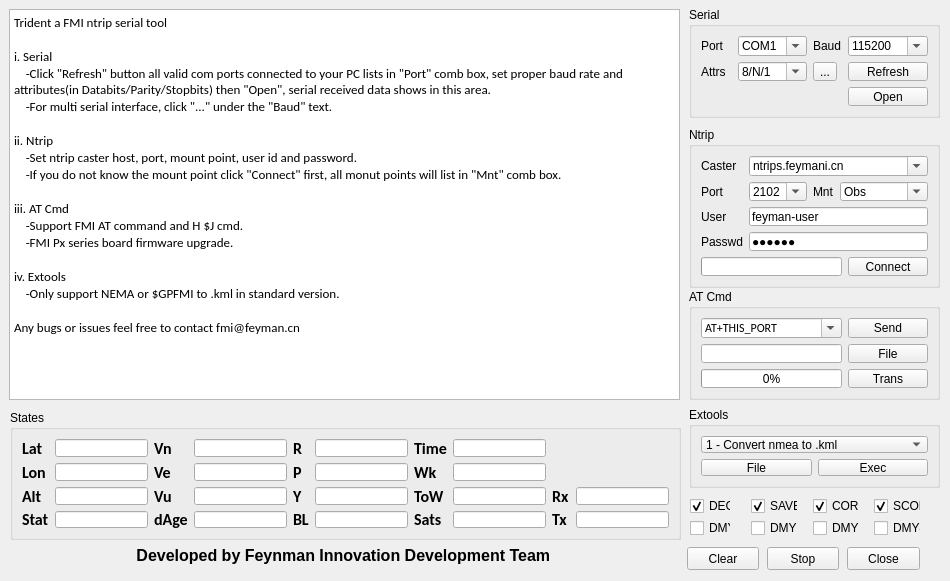
Above: gui/form.ui from linlintaotao/trident3.0 before the change. Below: the same form after it.
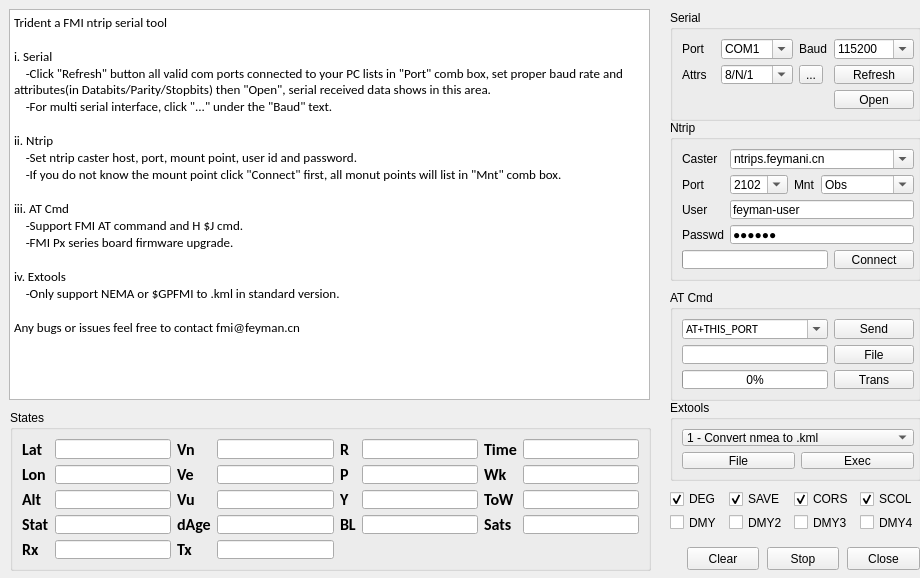
That is the form after the change.

Commit message: update text style by lt

```diff
--- a/gui/form.ui
+++ b/gui/form.ui
@@ -6,8 +6,8 @@
    <rect>
     <x>0</x>
     <y>0</y>
-    <width>950</width>
-    <height>581</height>
+    <width>920</width>
+    <height>578</height>
    </rect>
   </property>
   <property name="focusPolicy">
@@ -21,7 +21,7 @@
     <rect>
      <x>9</x>
      <y>9</y>
-     <width>671</width>
+     <width>641</width>
      <height>391</height>
     </rect>
    </property>
@@ -68,8 +68,8 @@
   <widget class="QGroupBox" name="Serial">
    <property name="geometry">
     <rect>
-     <x>689</x>
-     <y>7</y>
+     <x>670</x>
+     <y>10</y>
      <width>251</width>
      <height>111</height>
     </rect>
@@ -78,6 +78,9 @@
     <string>Serial</string>
    </property>
    <layout class="QGridLayout" name="gridLayout_4">
+    <property name="rightMargin">
+     <number>4</number>
+    </property>
     <item row="1" column="3">
      <widget class="QToolButton" name="toolButton">
       <property name="toolTip">
@@ -232,8 +235,8 @@
   <widget class="QGroupBox" name="Ntrip">
    <property name="geometry">
     <rect>
-     <x>689</x>
-     <y>127</y>
+     <x>670</x>
+     <y>120</y>
      <width>251</width>
      <height>161</height>
     </rect>
@@ -242,6 +245,9 @@
     <string>Ntrip</string>
    </property>
    <layout class="QGridLayout" name="gridLayout_2">
+    <property name="rightMargin">
+     <number>4</number>
+    </property>
     <item row="1" column="3" colspan="2">
      <widget class="QComboBox" name="comboBox_mount">
       <property name="toolTip">
@@ -423,8 +429,8 @@
   <widget class="QGroupBox" name="ATCmd">
    <property name="geometry">
     <rect>
-     <x>689</x>
-     <y>289</y>
+     <x>670</x>
+     <y>290</y>
      <width>251</width>
      <height>111</height>
     </rect>
@@ -433,6 +439,9 @@
     <string>AT Cmd</string>
    </property>
    <layout class="QGridLayout" name="gridLayout_3">
+    <property name="rightMargin">
+     <number>4</number>
+    </property>
     <item row="0" column="0">
      <widget class="QComboBox" name="cbatcmd">
       <property name="font">
@@ -671,31 +680,22 @@
     <rect>
      <x>10</x>
      <y>410</y>
-     <width>671</width>
-     <height>130</height>
+     <width>641</width>
+     <height>161</height>
     </rect>
    </property>
    <property name="title">
     <string>States</string>
    </property>
    <layout class="QGridLayout" name="gridLayout">
-    <item row="3" column="0">
-     <widget class="QLabel" name="label_16">
-      <property name="font">
-       <font>
-        <family>Calibri</family>
-        <pointsize>12</pointsize>
-        <weight>75</weight>
-        <bold>true</bold>
-       </font>
+    <item row="3" column="2">
+     <widget class="QLineEdit" name="lineEdit_solstat">
+      <property name="toolTip">
+       <string>solution state</string>
       </property>
-      <property name="text">
-       <string>Stat</string>
+      <property name="layoutDirection">
+       <enum>Qt::RightToLeft</enum>
       </property>
-     </widget>
-    </item>
-    <item row="2" column="3">
-     <widget class="QLineEdit" name="lineEdit_vu">
       <property name="alignment">
        <set>Qt::AlignRight|Qt::AlignTrailing|Qt::AlignVCenter</set>
       </property>
@@ -704,8 +704,8 @@
       </property>
      </widget>
     </item>
-    <item row="1" column="6">
-     <widget class="QLabel" name="label_2">
+    <item row="1" column="3">
+     <widget class="QLabel" name="label_11">
       <property name="font">
        <font>
         <family>Calibri</family>
@@ -715,11 +715,71 @@
        </font>
       </property>
       <property name="text">
-       <string>Wk</string>
+       <string>Ve</string>
       </property>
      </widget>
     </item>
-    <item row="3" column="6">
+    <item row="2" column="5">
+     <widget class="QLabel" name="label_9">
+      <property name="font">
+       <font>
+        <family>Calibri</family>
+        <pointsize>12</pointsize>
+        <weight>75</weight>
+        <bold>true</bold>
+       </font>
+      </property>
+      <property name="text">
+       <string>Y</string>
+      </property>
+     </widget>
+    </item>
+    <item row="1" column="0">
+     <widget class="QLabel" name="label_10">
+      <property name="font">
+       <font>
+        <family>Calibri</family>
+        <pointsize>12</pointsize>
+        <weight>75</weight>
+        <bold>true</bold>
+       </font>
+      </property>
+      <property name="text">
+       <string>Lon</string>
+      </property>
+     </widget>
+    </item>
+    <item row="2" column="7">
+     <widget class="QLabel" name="label_3">
+      <property name="font">
+       <font>
+        <family>Calibri</family>
+        <pointsize>12</pointsize>
+        <weight>75</weight>
+        <bold>true</bold>
+       </font>
+      </property>
+      <property name="text">
+       <string>ToW</string>
+      </property>
+     </widget>
+    </item>
+    <item row="4" column="0">
+     <widget class="QLabel" name="label_srx">
+      <property name="font">
+       <font>
+        <family>Calibri</family>
+        <pointsize>12</pointsize>
+        <weight>75</weight>
+        <bold>true</bold>
+       </font>
+      </property>
+      <property name="text">
+       <string>Rx</string>
+      </property>
+     </widget>
+    </item>
+    <item row="3" column="7">
      <widget class="QLabel" name="label_4">
       <property name="font">
        <font>
@@ -735,20 +795,7 @@
      </widget>
     </item>
     <item row="1" column="5">
-     <widget class="QLineEdit" name="lineEdit_pitch">
-      <property name="toolTip">
-       <string>pitch in deg</string>
-      </property>
-      <property name="alignment">
-       <set>Qt::AlignRight|Qt::AlignTrailing|Qt::AlignVCenter</set>
-      </property>
-      <property name="readOnly">
-       <bool>true</bool>
-      </property>
-     </widget>
-    </item>
-    <item row="0" column="2">
-     <widget class="QLabel" name="label_14">
+     <widget class="QLabel" name="label_12">
       <property name="font">
        <font>
         <family>Calibri</family>
@@ -758,24 +805,18 @@
        </font>
       </property>
       <property name="text">
-       <string>Vn</string>
+       <string>P</string>
       </property>
      </widget>
     </item>
-    <item row="1" column="1">
-     <widget class="QLineEdit" name="lineEdit_rovlon">
-      <property name="layoutDirection">
-       <enum>Qt::RightToLeft</enum>
-      </property>
-      <property name="alignment">
-       <set>Qt::AlignRight|Qt::AlignTrailing|Qt::AlignVCenter</set>
-      </property>
+    <item row="2" column="8">
+     <widget class="QLineEdit" name="lineEdit_sow">
       <property name="readOnly">
        <bool>true</bool>
       </property>
      </widget>
     </item>
-    <item row="0" column="4">
+    <item row="0" column="5">
      <widget class="QLabel" name="label_15">
       <property name="font">
        <font>
@@ -790,21 +831,8 @@
       </property>
      </widget>
     </item>
-    <item row="0" column="5">
-     <widget class="QLineEdit" name="lineEdit_roll">
-      <property name="toolTip">
-       <string>roll in deg</string>
-      </property>
-      <property name="alignment">
-       <set>Qt::AlignRight|Qt::AlignTrailing|Qt::AlignVCenter</set>
-      </property>
-      <property name="readOnly">
-       <bool>true</bool>
-      </property>
-     </widget>
-    </item>
-    <item row="3" column="4">
-     <widget class="QLabel" name="label_18">
+    <item row="1" column="7">
+     <widget class="QLabel" name="label_2">
       <property name="font">
        <font>
         <family>Calibri</family>
@@ -814,63 +842,11 @@
        </font>
       </property>
       <property name="text">
-       <string>BL</string>
-      </property>
-     </widget>
-    </item>
-    <item row="2" column="7">
-     <widget class="QLineEdit" name="lineEdit_sow">
-      <property name="readOnly">
-       <bool>true</bool>
-      </property>
-     </widget>
-    </item>
-    <item row="3" column="9">
-     <widget class="QLineEdit" name="lineEdit_srx">
-      <property name="autoFillBackground">
-       <bool>false</bool>
-      </property>
-      <property name="readOnly">
-       <bool>true</bool>
+       <string>Wk</string>
       </property>
      </widget>
     </item>
     <item row="0" column="7">
-     <widget class="QLineEdit" name="lineEdit_time">
-      <property name="readOnly">
-       <bool>true</bool>
-      </property>
-     </widget>
-    </item>
-    <item row="1" column="0">
-     <widget class="QLabel" name="label_10">
-      <property name="font">
-       <font>
-        <family>Calibri</family>
-        <pointsize>12</pointsize>
-        <weight>75</weight>
-        <bold>true</bold>
-       </font>
-      </property>
-      <property name="text">
-       <string>Lon</string>
-      </property>
-     </widget>
-    </item>
-    <item row="2" column="5">
-     <widget class="QLineEdit" name="lineEdit_yaw">
-      <property name="toolTip">
-       <string>yaw(heading) in deg</string>
-      </property>
-      <property name="alignment">
-       <set>Qt::AlignRight|Qt::AlignTrailing|Qt::AlignVCenter</set>
-      </property>
-      <property name="readOnly">
-       <bool>true</bool>
-      </property>
-     </widget>
-    </item>
-    <item row="0" column="6">
      <widget class="QLabel" name="label">
       <property name="font">
        <font>
@@ -885,8 +861,11 @@
       </property>
      </widget>
     </item>
-    <item row="0" column="3">
-     <widget class="QLineEdit" name="lineEdit_vn">
+    <item row="1" column="2">
+     <widget class="QLineEdit" name="lineEdit_rovlon">
+      <property name="layoutDirection">
+       <enum>Qt::RightToLeft</enum>
+      </property>
       <property name="alignment">
        <set>Qt::AlignRight|Qt::AlignTrailing|Qt::AlignVCenter</set>
       </property>
@@ -895,8 +874,8 @@
       </property>
      </widget>
     </item>
-    <item row="2" column="4">
-     <widget class="QLabel" name="label_9">
+    <item row="0" column="0">
+     <widget class="QLabel" name="label_13">
       <property name="font">
        <font>
         <family>Calibri</family>
@@ -906,37 +885,11 @@
        </font>
       </property>
       <property name="text">
-       <string>Y</string>
+       <string>Lat</string>
       </property>
      </widget>
     </item>
-    <item row="3" column="3">
-     <widget class="QLineEdit" name="lineEdit_dage">
-      <property name="toolTip">
-       <string>age of difference</string>
-      </property>
-      <property name="alignment">
-       <set>Qt::AlignRight|Qt::AlignTrailing|Qt::AlignVCenter</set>
-      </property>
-      <property name="readOnly">
-       <bool>true</bool>
-      </property>
-     </widget>
-    </item>
-    <item row="2" column="1">
-     <widget class="QLineEdit" name="lineEdit_rovhgt">
-      <property name="layoutDirection">
-       <enum>Qt::RightToLeft</enum>
-      </property>
-      <property name="alignment">
-       <set>Qt::AlignRight|Qt::AlignTrailing|Qt::AlignVCenter</set>
-      </property>
-      <property name="readOnly">
-       <bool>true</bool>
-      </property>
-     </widget>
-    </item>
-    <item row="2" column="2">
+    <item row="2" column="3">
      <widget class="QLabel" name="label_8">
       <property name="font">
        <font>
@@ -951,10 +904,10 @@
       </property>
      </widget>
     </item>
-    <item row="0" column="1">
-     <widget class="QLineEdit" name="lineEdit_rovlat">
-      <property name="layoutDirection">
-       <enum>Qt::RightToLeft</enum>
+    <item row="0" column="6">
+     <widget class="QLineEdit" name="lineEdit_roll">
+      <property name="toolTip">
+       <string>roll in deg</string>
       </property>
       <property name="alignment">
        <set>Qt::AlignRight|Qt::AlignTrailing|Qt::AlignVCenter</set>
@@ -964,22 +917,7 @@
       </property>
      </widget>
     </item>
-    <item row="2" column="6">
-     <widget class="QLabel" name="label_3">
-      <property name="font">
-       <font>
-        <family>Calibri</family>
-        <pointsize>12</pointsize>
-        <weight>75</weight>
-        <bold>true</bold>
-       </font>
-      </property>
-      <property name="text">
-       <string>ToW</string>
-      </property>
-     </widget>
-    </item>
-    <item row="3" column="5">
+    <item row="3" column="6">
      <widget class="QLineEdit" name="lineEdit_bl">
       <property name="toolTip">
        <string>base line</string>
@@ -992,13 +930,10 @@
       </property>
      </widget>
     </item>
-    <item row="3" column="1">
-     <widget class="QLineEdit" name="lineEdit_solstat">
+    <item row="2" column="6">
+     <widget class="QLineEdit" name="lineEdit_yaw">
       <property name="toolTip">
-       <string>solution state</string>
-      </property>
-      <property name="layoutDirection">
-       <enum>Qt::RightToLeft</enum>
+       <string>yaw(heading) in deg</string>
       </property>
       <property name="alignment">
        <set>Qt::AlignRight|Qt::AlignTrailing|Qt::AlignVCenter</set>
@@ -1008,22 +943,7 @@
       </property>
      </widget>
     </item>
-    <item row="0" column="0">
-     <widget class="QLabel" name="label_13">
-      <property name="font">
-       <font>
-        <family>Calibri</family>
-        <pointsize>12</pointsize>
-        <weight>75</weight>
-        <bold>true</bold>
-       </font>
-      </property>
-      <property name="text">
-       <string>Lat</string>
-      </property>
-     </widget>
-    </item>
-    <item row="3" column="2">
+    <item row="3" column="3">
      <widget class="QLabel" name="label_17">
       <property name="font">
        <font>
@@ -1038,7 +958,35 @@
       </property>
      </widget>
     </item>
-    <item row="1" column="3">
+    <item row="1" column="6">
+     <widget class="QLineEdit" name="lineEdit_pitch">
+      <property name="toolTip">
+       <string>pitch in deg</string>
+      </property>
+      <property name="alignment">
+       <set>Qt::AlignRight|Qt::AlignTrailing|Qt::AlignVCenter</set>
+      </property>
+      <property name="readOnly">
+       <bool>true</bool>
+      </property>
+     </widget>
+    </item>
+    <item row="3" column="0">
+     <widget class="QLabel" name="label_16">
+      <property name="font">
+       <font>
+        <family>Calibri</family>
+        <pointsize>12</pointsize>
+        <weight>75</weight>
+        <bold>true</bold>
+       </font>
+      </property>
+      <property name="text">
+       <string>Stat</string>
+      </property>
+     </widget>
+    </item>
+    <item row="1" column="4">
      <widget class="QLineEdit" name="lineEdit_ve">
       <property name="alignment">
        <set>Qt::AlignRight|Qt::AlignTrailing|Qt::AlignVCenter</set>
@@ -1048,50 +996,6 @@
       </property>
      </widget>
     </item>
-    <item row="1" column="7">
-     <widget class="QLineEdit" name="lineEdit_wk">
-      <property name="readOnly">
-       <bool>true</bool>
-      </property>
-     </widget>
-    </item>
-    <item row="3" column="7">
-     <widget class="QLineEdit" name="lineEdit_sats">
-      <property name="readOnly">
-       <bool>true</bool>
-      </property>
-     </widget>
-    </item>
-    <item row="1" column="2">
-     <widget class="QLabel" name="label_11">
-      <property name="font">
-       <font>
-        <family>Calibri</family>
-        <pointsize>12</pointsize>
-        <weight>75</weight>
-        <bold>true</bold>
-       </font>
-      </property>
-      <property name="text">
-       <string>Ve</string>
-      </property>
-     </widget>
-    </item>
-    <item row="1" column="4">
-     <widget class="QLabel" name="label_12">
-      <property name="font">
-       <font>
-        <family>Calibri</family>
-        <pointsize>12</pointsize>
-        <weight>75</weight>
-        <bold>true</bold>
-       </font>
-      </property>
-      <property name="text">
-       <string>P</string>
-      </property>
-     </widget>
-    </item>
     <item row="2" column="0">
      <widget class="QLabel" name="label_7">
       <property name="font">
@@ -1107,7 +1011,124 @@
       </property>
      </widget>
     </item>
+    <item row="2" column="2">
+     <widget class="QLineEdit" name="lineEdit_rovhgt">
+      <property name="layoutDirection">
+       <enum>Qt::RightToLeft</enum>
+      </property>
+      <property name="alignment">
+       <set>Qt::AlignRight|Qt::AlignTrailing|Qt::AlignVCenter</set>
+      </property>
+      <property name="readOnly">
+       <bool>true</bool>
+      </property>
+     </widget>
+    </item>
+    <item row="0" column="8">
+     <widget class="QLineEdit" name="lineEdit_time">
+      <property name="readOnly">
+       <bool>true</bool>
+      </property>
+     </widget>
+    </item>
+    <item row="0" column="4">
+     <widget class="QLineEdit" name="lineEdit_vn">
+      <property name="alignment">
+       <set>Qt::AlignRight|Qt::AlignTrailing|Qt::AlignVCenter</set>
+      </property>
+      <property name="readOnly">
+       <bool>true</bool>
+      </property>
+     </widget>
+    </item>
+    <item row="0" column="2">
+     <widget class="QLineEdit" name="lineEdit_rovlat">
+      <property name="layoutDirection">
+       <enum>Qt::RightToLeft</enum>
+      </property>
+      <property name="alignment">
+       <set>Qt::AlignRight|Qt::AlignTrailing|Qt::AlignVCenter</set>
+      </property>
+      <property name="readOnly">
+       <bool>true</bool>
+      </property>
+     </widget>
+    </item>
+    <item row="1" column="8">
+     <widget class="QLineEdit" name="lineEdit_wk">
+      <property name="readOnly">
+       <bool>true</bool>
+      </property>
+     </widget>
+    </item>
+    <item row="2" column="4">
+     <widget class="QLineEdit" name="lineEdit_vu">
+      <property name="alignment">
+       <set>Qt::AlignRight|Qt::AlignTrailing|Qt::AlignVCenter</set>
+      </property>
+      <property name="readOnly">
+       <bool>true</bool>
+      </property>
+     </widget>
+    </item>
     <item row="3" column="8">
+     <widget class="QLineEdit" name="lineEdit_sats">
+      <property name="readOnly">
+       <bool>true</bool>
+      </property>
+     </widget>
+    </item>
+    <item row="3" column="4">
+     <widget class="QLineEdit" name="lineEdit_dage">
+      <property name="toolTip">
+       <string>age of difference</string>
+      </property>
+      <property name="alignment">
+       <set>Qt::AlignRight|Qt::AlignTrailing|Qt::AlignVCenter</set>
+      </property>
+      <property name="readOnly">
+       <bool>true</bool>
+      </property>
+     </widget>
+    </item>
+    <item row="3" column="5">
+     <widget class="QLabel" name="label_18">
+      <property name="font">
+       <font>
+        <family>Calibri</family>
+        <pointsize>12</pointsize>
+        <weight>75</weight>
+        <bold>true</bold>
+       </font>
+      </property>
+      <property name="text">
+       <string>BL</string>
+      </property>
+     </widget>
+    </item>
+    <item row="0" column="3">
+     <widget class="QLabel" name="label_14">
+      <property name="font">
+       <font>
+        <family>Calibri</family>
+        <pointsize>12</pointsize>
+        <weight>75</weight>
+        <bold>true</bold>
+       </font>
+      </property>
+      <property name="text">
+       <string>Vn</string>
+      </property>
+     </widget>
+    </item>
+    <item row="4" column="2">
+     <widget class="QLineEdit" name="lineEdit_stx">
+      <property name="readOnly">
+       <bool>true</bool>
+      </property>
+     </widget>
+    </item>
+    <item row="4" column="3">
      <widget class="QLabel" name="label_stx">
       <property name="font">
        <font>
@@ -1122,35 +1143,23 @@
       </property>
      </widget>
     </item>
-    <item row="2" column="9">
-     <widget class="QLineEdit" name="lineEdit_stx">
+    <item row="4" column="4">
+     <widget class="QLineEdit" name="lineEdit_srx">
+      <property name="autoFillBackground">
+       <bool>false</bool>
+      </property>
       <property name="readOnly">
        <bool>true</bool>
       </property>
      </widget>
     </item>
-    <item row="2" column="8">
-     <widget class="QLabel" name="label_srx">
-      <property name="font">
-       <font>
-        <family>Calibri</family>
-        <pointsize>12</pointsize>
-        <weight>75</weight>
-        <bold>true</bold>
-       </font>
-      </property>
-      <property name="text">
-       <string>Rx</string>
-      </property>
-     </widget>
-    </item>
    </layout>
   </widget>
   <widget class="QGroupBox" name="Extools">
    <property name="geometry">
     <rect>
-     <x>689</x>
-     <y>407</y>
+     <x>670</x>
+     <y>400</y>
      <width>251</width>
      <height>81</height>
     </rect>
@@ -1159,6 +1168,9 @@
     <string>Extools</string>
    </property>
    <layout class="QGridLayout" name="gridLayout_6">
+    <property name="rightMargin">
+     <number>4</number>
+    </property>
     <item row="0" column="0" colspan="2">
      <widget class="QComboBox" name="comboBox_extools">
       <property name="toolTip">
@@ -1228,83 +1240,6 @@
     </item>
    </layout>
   </widget>
-  <widget class="QCheckBox" name="checkBox_autoScoll">
-   <property name="geometry">
-    <rect>
-     <x>874</x>
-     <y>498</y>
-     <width>47</width>
-     <height>16</height>
-    </rect>
-   </property>
-   <property name="mouseTracking">
-    <bool>false</bool>
-   </property>
-   <property name="toolTip">
-    <string>auto scroll</string>
-   </property>
-   <property name="text">
-    <string>SCOL</string>
-   </property>
-   <property name="checkable">
-    <bool>true</bool>
-   </property>
-   <property name="checked">
-    <bool>true</bool>
-   </property>
-  </widget>
-  <widget class="QCheckBox" name="checkBox_logcos">
-   <property name="geometry">
-    <rect>
-     <x>813</x>
-     <y>498</y>
-     <width>47</width>
-     <height>16</height>
-    </rect>
-   </property>
-   <property name="toolTip">
-    <string>&lt;html&gt;&lt;head/&gt;&lt;body&gt;&lt;p&gt;record CORS data in NMEA/*.cors &lt;/p&gt;&lt;/body&gt;&lt;/html&gt;</string>
-   </property>
-   <property name="text">
-    <string>CORS</string>
-   </property>
-   <property name="checked">
-    <bool>true</bool>
-   </property>
-  </widget>
-  <widget class="QLabel" name="label_fmi">
-   <property name="geometry">
-    <rect>
-     <x>10</x>
-     <y>540</y>
-     <width>671</width>
-     <height>31</height>
-    </rect>
-   </property>
-   <property name="font">
-    <font>
-     <family>Arial</family>
-     <pointsize>12</pointsize>
-     <weight>75</weight>
-     <bold>true</bold>
-    </font>
-   </property>
-   <property name="toolTip">
-    <string>&lt;html&gt;&lt;head/&gt;&lt;body&gt;&lt;p&gt;&lt;br/&gt;&lt;/p&gt;&lt;/body&gt;&lt;/html&gt;</string>
-   </property>
-   <property name="text">
-    <string>Developed by Feynman Innovation Development Team </string>
-   </property>
-   <property name="alignment">
-    <set>Qt::AlignCenter</set>
-   </property>
-   <property name="openExternalLinks">
-    <bool>false</bool>
-   </property>
-   <property name="textInteractionFlags">
-    <set>Qt::NoTextInteraction</set>
-   </property>
-  </widget>
   <widget class="QPushButton" name="pushButton_close">
    <property name="geometry">
     <rect>
@@ -1344,101 +1279,112 @@
     <string>Clear</string>
    </property>
   </widget>
-  <widget class="QCheckBox" name="checkBox_ggafmt">
+  <widget class="QWidget" name="widget_2" native="true">
    <property name="geometry">
     <rect>
-     <x>690</x>
-     <y>498</y>
-     <width>41</width>
-     <height>16</height>
+     <x>670</x>
+     <y>490</y>
+     <width>251</width>
+     <height>41</height>
     </rect>
    </property>
-   <property name="mouseTracking">
-    <bool>false</bool>
-   </property>
-   <property name="toolTip">
-    <string>lat lon in degree format</string>
-   </property>
-   <property name="text">
-    <string>DEG</string>
-   </property>
-   <property name="checked">
-    <bool>true</bool>
-   </property>
-  </widget>
-  <widget class="QCheckBox" name="checkBox_savenmea">
-   <property name="geometry">
-    <rect>
-     <x>751</x>
-     <y>498</y>
-     <width>47</width>
-     <height>16</height>
-    </rect>
-   </property>
-   <property name="mouseTracking">
-    <bool>false</bool>
-   </property>
-   <property name="toolTip">
-    <string>&lt;html&gt;&lt;head/&gt;&lt;body&gt;&lt;p&gt;record all serial received data in NMEA/*.log&lt;/p&gt;&lt;/body&gt;&lt;/html&gt;</string>
-   </property>
-   <property name="text">
-    <string>SAVE</string>
-   </property>
-   <property name="checked">
-    <bool>true</bool>
-   </property>
-  </widget>
-  <widget class="QCheckBox" name="checkBox_dummy1">
-   <property name="geometry">
-    <rect>
-     <x>690</x>
-     <y>520</y>
-     <width>41</width>
-     <height>16</height>
-    </rect>
-   </property>
-   <property name="text">
-    <string>DMY</string>
-   </property>
-  </widget>
-  <widget class="QCheckBox" name="checkBox_dummy2">
-   <property name="geometry">
-    <rect>
-     <x>751</x>
-     <y>520</y>
-     <width>47</width>
-     <height>16</height>
-    </rect>
-   </property>
-   <property name="text">
-    <string>DMY2</string>
-   </property>
-  </widget>
-  <widget class="QCheckBox" name="checkBox_dummy3">
-   <property name="geometry">
-    <rect>
-     <x>813</x>
-     <y>520</y>
-     <width>47</width>
-     <height>16</height>
-    </rect>
-   </property>
-   <property name="text">
-    <string>DMY3</string>
-   </property>
-  </widget>
-  <widget class="QCheckBox" name="checkBox_dummy4">
-   <property name="geometry">
-    <rect>
-     <x>874</x>
-     <y>520</y>
-     <width>47</width>
-     <height>16</height>
-    </rect>
-   </property>
-   <property name="text">
-    <string>DMY4</string>
-   </property>
+   <layout class="QGridLayout" name="gridLayout_5">
+    <property name="rightMargin">
+     <number>2</number>
+    </property>
+    <item row="0" column="0">
+     <widget class="QCheckBox" name="checkBox_ggafmt">
+      <property name="mouseTracking">
+       <bool>false</bool>
+      </property>
+      <property name="toolTip">
+       <string>lat lon in degree format</string>
+      </property>
+      <property name="text">
+       <string>DEG</string>
+      </property>
+      <property name="checked">
+       <bool>true</bool>
+      </property>
+     </widget>
+    </item>
+    <item row="0" column="1">
+     <widget class="QCheckBox" name="checkBox_savenmea">
+      <property name="mouseTracking">
+       <bool>false</bool>
+      </property>
+      <property name="toolTip">
+       <string>&lt;html&gt;&lt;head/&gt;&lt;body&gt;&lt;p&gt;record all serial received data in NMEA/*.log&lt;/p&gt;&lt;/body&gt;&lt;/html&gt;</string>
+      </property>
+      <property name="text">
+       <string>SAVE</string>
+      </property>
+      <property name="checked">
+       <bool>true</bool>
+      </property>
+     </widget>
+    </item>
+    <item row="0" column="2">
+     <widget class="QCheckBox" name="checkBox_logcos">
+      <property name="toolTip">
+       <string>&lt;html&gt;&lt;head/&gt;&lt;body&gt;&lt;p&gt;record CORS data in NMEA/*.cors &lt;/p&gt;&lt;/body&gt;&lt;/html&gt;</string>
+      </property>
+      <property name="text">
+       <string>CORS</string>
+      </property>
+      <property name="checked">
+       <bool>true</bool>
+      </property>
+     </widget>
+    </item>
+    <item row="0" column="3">
+     <widget class="QCheckBox" name="checkBox_autoScoll">
+      <property name="mouseTracking">
+       <bool>false</bool>
+      </property>
+      <property name="toolTip">
+       <string>auto scroll</string>
+      </property>
+      <property name="text">
+       <string>SCOL</string>
+      </property>
+      <property name="checkable">
+       <bool>true</bool>
+      </property>
+      <property name="checked">
+       <bool>true</bool>
+      </property>
+     </widget>
+    </item>
+    <item row="1" column="0">
+     <widget class="QCheckBox" name="checkBox_dummy1">
+      <property name="text">
+       <string>DMY</string>
+      </property>
+     </widget>
+    </item>
+    <item row="1" column="1">
+     <widget class="QCheckBox" name="checkBox_dummy2">
+      <property name="text">
+       <string>DMY2</string>
+      </property>
+     </widget>
+    </item>
+    <item row="1" column="2">
+     <widget class="QCheckBox" name="checkBox_dummy3">
+      <property name="text">
+       <string>DMY3</string>
+      </property>
+     </widget>
+    </item>
+    <item row="1" column="3">
+     <widget class="QCheckBox" name="checkBox_dummy4">
+      <property name="text">
+       <string>DMY4</string>
+      </property>
+     </widget>
+    </item>
+   </layout>
   </widget>
  </widget>
  <resources/>
```
The commit also changes 1 other file.
